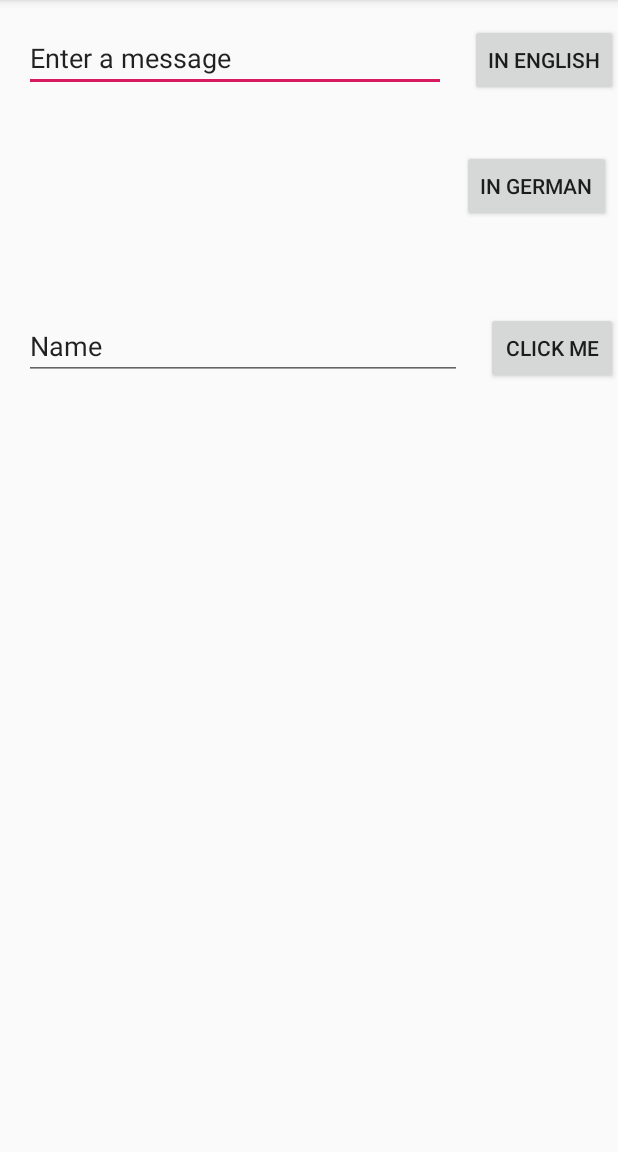
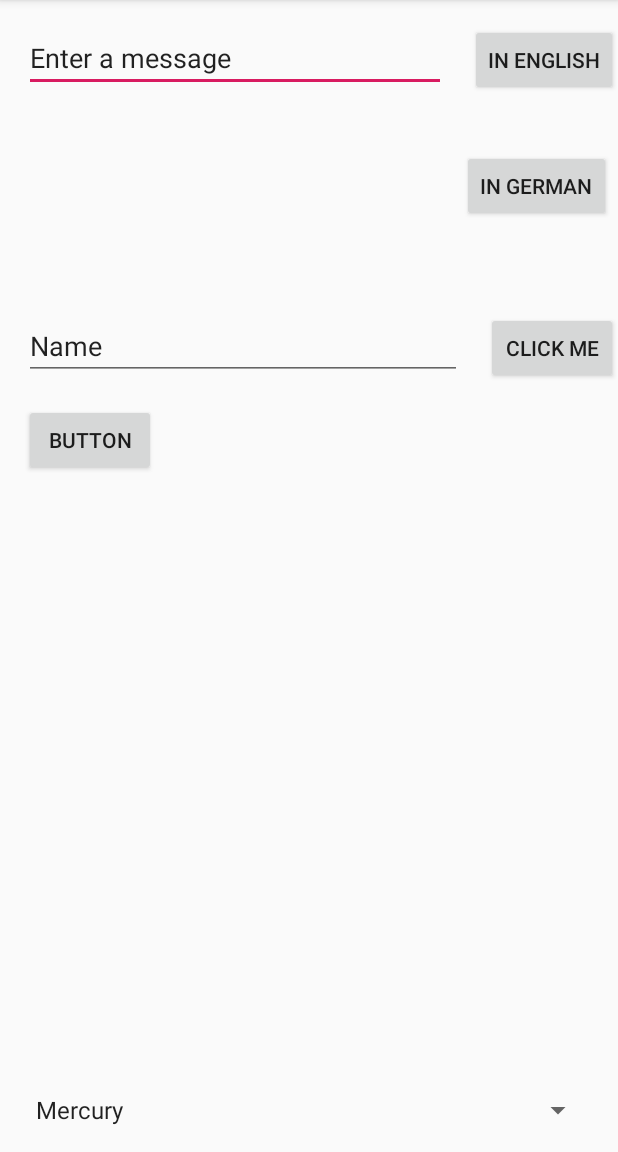
Before and after one commit to harounshehata/Android, an Android app: the screen it shows after launch (MainActivity), on a phone screen of 412 x 824 dp, the part 84-1236 px from its top. Run offline under Robolectric (Android 15) with nearby library versions, the phone set to English and light mode, and no system bars.

```diff
--- a/app/src/main/java/com/example/myfirstapp/MainActivity.java
+++ b/app/src/main/java/com/example/myfirstapp/MainActivity.java
@@ -6,14 +6,17 @@ import android.os.Bundle;
 import android.view.Gravity;
 import android.view.KeyEvent;
 import android.view.View;
+import android.widget.AdapterView;
+import android.widget.ArrayAdapter;
 import android.widget.Button;
 import android.widget.EditText;
 import android.widget.LinearLayout;
 import android.widget.PopupWindow;
+import android.widget.Spinner;
 import android.widget.TextView;
 import android.widget.Toast;
 
-public class MainActivity extends AppCompatActivity {
+public class MainActivity extends AppCompatActivity implements AdapterView.OnItemSelectedListener {
 
     @Override
     protected void onCreate(Bundle savedInstanceState) {
@@ -26,9 +29,19 @@ public class MainActivity extends AppCompatActivity {
             Toast.makeText(this,"This is a long click!",Toast.LENGTH_LONG).show();
             return true;
         });
-
         button.setOnClickListener((view) -> {EditText editText = findViewById(R.id.secondEditText);
             editText.setText("This is a single click!");});
+
+
+        Spinner spinner = findViewById(R.id.planets_spinner);
+        spinner.setOnItemSelectedListener(this);
+        // Create an ArrayAdapter using the string array and a default spinner layout
+        ArrayAdapter<CharSequence> adapter = ArrayAdapter.createFromResource(this,
+                R.array.planets_array, android.R.layout.simple_spinner_item);
+        // Specify the layout to use when the list of choices appears
+        adapter.setDropDownViewResource(android.R.layout.simple_spinner_dropdown_item);
+        // Apply the adapter to the spinner
+        spinner.setAdapter(adapter);
 
     }
 
@@ -60,4 +73,14 @@ public class MainActivity extends AppCompatActivity {
         }
         return super.onKeyDown(keyCode, event);
     }
+
+    @Override
+    public void onItemSelected(AdapterView<?> parent, View view, int position, long id) {
+        Toast.makeText(this,parent.getItemAtPosition(position).toString() +" selected", Toast.LENGTH_LONG).show();
+    }
+
+    @Override
+    public void onNothingSelected(AdapterView<?> parent) {
+
+    }
 }
--- /dev/null
+++ b/app/src/main/java/com/example/myfirstapp/SpinnerActivity.java
@@ -0,0 +1,19 @@
+package com.example.myfirstapp;
+
+import android.app.Activity;
+import android.view.View;
+import android.widget.AdapterView;
+import android.widget.Toast;
+
+public class SpinnerActivity extends Activity implements AdapterView.OnItemSelectedListener {
+
+    @Override
+    public void onItemSelected(AdapterView<?> parent, View view, int position, long id) {
+        Toast.makeText(this,parent.getItemAtPosition(position).toString(), Toast.LENGTH_LONG).show();
+    }
+
+    @Override
+    public void onNothingSelected(AdapterView<?> parent) {
+
+    }
+}
--- a/app/src/main/res/layout/activity_main.xml
+++ b/app/src/main/res/layout/activity_main.xml
@@ -68,4 +68,26 @@
         app:layout_constraintHorizontal_bias="0.5"
         app:layout_constraintStart_toEndOf="@+id/secondEditText" />
 
+    <Spinner
+        android:id="@+id/planets_spinner"
+        android:layout_width="fill_parent"
+        android:layout_height="wrap_content"
+        android:layout_marginStart="16dp"
+        android:layout_marginEnd="16dp"
+        android:layout_marginBottom="16dp"
+        app:layout_constraintBottom_toBottomOf="parent"
+        app:layout_constraintEnd_toEndOf="parent"
+        app:layout_constraintStart_toStartOf="parent" />
+
+    <Button
+        android:id="@+id/button7"
+        android:layout_width="wrap_content"
+        android:layout_height="wrap_content"
+        android:layout_marginStart="16dp"
+        android:layout_marginTop="16dp"
+        android:text="Button"
+        app:layout_constraintStart_toStartOf="parent"
+        app:layout_constraintTop_toBottomOf="@+id/secondEditText" />
+
+
 </androidx.constraintlayout.widget.ConstraintLayout>
--- a/app/src/main/res/values/strings.xml
+++ b/app/src/main/res/values/strings.xml
@@ -4,4 +4,14 @@
     <string name="button_english">In English</string>
     <string name="button_german">In German</string>
     <string name="button_event">Click me</string>
+    <string-array name="planets_array">
+        <item>Mercury</item>
+        <item>Venus</item>
+        <item>Earth</item>
+        <item>Mars</item>
+        <item>Jupiter</item>
+        <item>Saturn</item>
+        <item>Uranus</item>
+        <item>Neptune</item>
+    </string-array>
 </resources>
```
